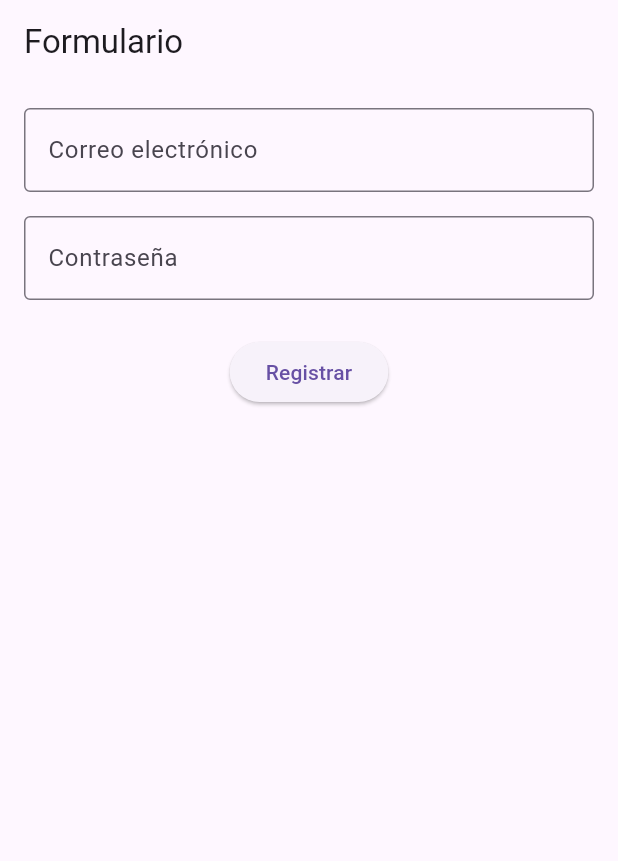
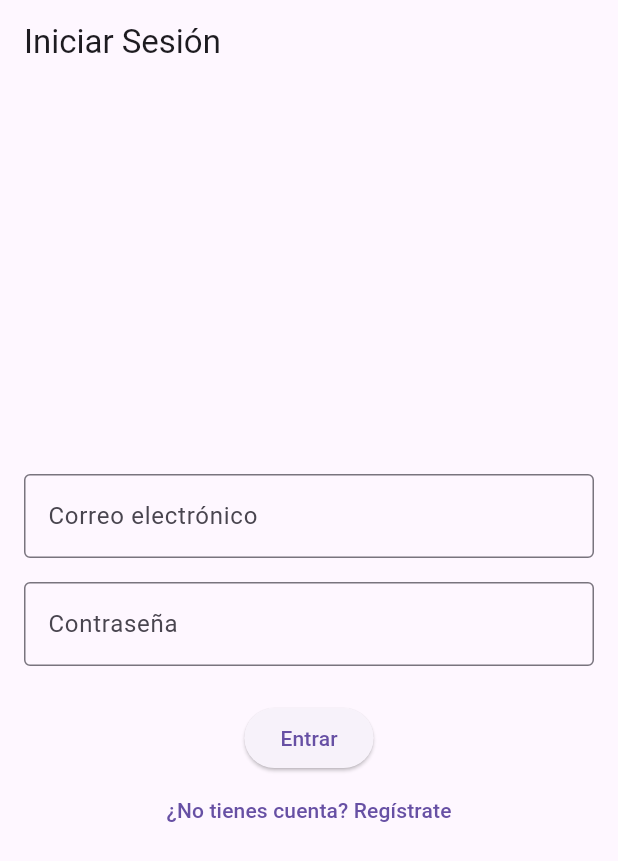
Before and after one commit to Domiciano/AppMovil261, a Flutter app: the screen it shows after launch, on a phone screen of 412 x 824 dp. Shown: the top 861 px of the screen. Run offline on Flutter 3.47's test engine with Material 3 defaults, Android fonts, the phone set to English and light mode, and no system bars; our stand-ins replace flutter_bloc, supabase_flutter; accounts and stored records are empty.

Commit message:
Semana 11

```diff
--- a/lib/features/auth/domain/usecases/login_usecase.dart
+++ b/lib/features/auth/domain/usecases/login_usecase.dart
@@ -1 +1,10 @@
-class LoginUsecase {}
+import 'package:appmovil261/features/auth/data/repo/auth_repo_impl.dart';
+import 'package:appmovil261/features/auth/domain/repo/auth_repo.dart';
+
+class LoginUsecase {
+  AuthRepo repo = AuthRepoImpl();
+
+  Future<void> execute(String email, String password) async {
+    await repo.login(email, password);
+  }
+}
--- /dev/null
+++ b/lib/features/login/ui/bloc/login_bloc.dart
@@ -0,0 +1,42 @@
+import 'package:appmovil261/features/auth/domain/usecases/login_usecase.dart';
+import 'package:flutter_bloc/flutter_bloc.dart';
+
+// Events
+abstract class LoginEvent {}
+
+class LoginSubmitEvent extends LoginEvent {
+  final String email;
+  final String password;
+  LoginSubmitEvent({required this.email, required this.password});
+}
+
+// States
+abstract class LoginState {}
+
+class LoginInitialState extends LoginState {}
+
+class LoginLoadingState extends LoginState {}
+
+class LoginSuccessState extends LoginState {}
+
+class LoginFailState extends LoginState {
+  final String message;
+  LoginFailState(this.message);
+}
+
+// BLoC
+class LoginBloc extends Bloc<LoginEvent, LoginState> {
+  LoginUsecase loginUsecase = LoginUsecase();
+
+  LoginBloc() : super(LoginInitialState()) {
+    on<LoginSubmitEvent>((event, emit) async {
+      emit(LoginLoadingState());
+      try {
+        await loginUsecase.execute(event.email, event.password);
+        emit(LoginSuccessState());
+      } catch (e) {
+        emit(LoginFailState(e.toString()));
+      }
+    });
+  }
+}
--- /dev/null
+++ b/lib/features/login/ui/screens/login_screen.dart
@@ -0,0 +1,82 @@
+import 'package:appmovil261/features/login/ui/bloc/login_bloc.dart';
+import 'package:flutter/material.dart';
+import 'package:flutter_bloc/flutter_bloc.dart';
+
+class LoginScreen extends StatelessWidget {
+  LoginScreen({super.key});
+
+  final TextEditingController emailController = TextEditingController();
+  final TextEditingController passController = TextEditingController();
+
+  @override
+  Widget build(BuildContext context) {
+    return BlocListener<LoginBloc, LoginState>(
+      listener: (context, state) {
+        if (state is LoginSuccessState) {
+          Navigator.pushReplacementNamed(context, '/home');
+        } else if (state is LoginFailState) {
+          ScaffoldMessenger.of(
+            context,
+          ).showSnackBar(SnackBar(content: Text(state.message)));
+        }
+      },
+      child: Scaffold(
+        appBar: AppBar(title: const Text('Iniciar Sesión')),
+        body: Padding(
+          padding: const EdgeInsets.all(16.0),
+          child: Column(
+            mainAxisAlignment: MainAxisAlignment.center,
+            children: [
+              TextField(
+                controller: emailController,
+                decoration: const InputDecoration(
+                  labelText: 'Correo electrónico',
+                  border: OutlineInputBorder(),
+                ),
+                keyboardType: TextInputType.emailAddress,
+              ),
+              const SizedBox(height: 16),
+              TextField(
+                controller: passController,
+                decoration: const InputDecoration(
+                  labelText: 'Contraseña',
+                  border: OutlineInputBorder(),
+                ),
+                obscureText: true,
+              ),
+              const SizedBox(height: 24),
+              BlocBuilder<LoginBloc, LoginState>(
+                builder: (context, state) {
+                  if (state is LoginLoadingState) {
+                    return const CircularProgressIndicator();
+                  }
+                  return Column(
+                    children: [
+                      ElevatedButton(
+                        onPressed: () {
+                          context.read<LoginBloc>().add(
+                                LoginSubmitEvent(
+                                  email: emailController.text,
+                                  password: passController.text,
+                                ),
+                              );
+                        },
+                        child: const Text("Entrar"),
+                      ),
+                      TextButton(
+                        onPressed: () {
+                          Navigator.pushNamed(context, '/signup');
+                        },
+                        child: const Text("¿No tienes cuenta? Regístrate"),
+                      ),
+                    ],
+                  );
+                },
+              ),
+            ],
+          ),
+        ),
+      ),
+    );
+  }
+}
--- a/lib/features/signup/ui/screens/signup_screen.dart
+++ b/lib/features/signup/ui/screens/signup_screen.dart
@@ -71,6 +71,12 @@ class SignupScreen extends StatelessWidget {
                       },
                       child: Text("Registrar"),
                     ),
+                    TextButton(
+                      onPressed: () {
+                        Navigator.pushNamed(context, '/login');
+                      },
+                      child: const Text("¿Ya tienes cuenta? Inicia sesión"),
+                    ),
                   ],
                 );
               },
--- a/lib/main.dart
+++ b/lib/main.dart
@@ -1,4 +1,6 @@
 import 'package:appmovil261/features/auth/domain/usecases/signup_usecase.dart';
+import 'package:appmovil261/features/login/ui/bloc/login_bloc.dart';
+import 'package:appmovil261/features/login/ui/screens/login_screen.dart';
 import 'package:appmovil261/features/signup/ui/bloc/signup_bloc.dart';
 import 'package:appmovil261/features/signup/ui/screens/signup_screen.dart';
 import 'package:flutter/material.dart';
@@ -21,11 +23,13 @@ class App extends StatelessWidget {
   @override
   Widget build(BuildContext context) {
     return MaterialApp(
-      initialRoute: '/signup',
+      initialRoute: '/login',
       routes: {
+        '/login': (_) =>
+            BlocProvider(create: (_) => LoginBloc(), child: LoginScreen()),
         '/signup': (_) =>
             BlocProvider(create: (_) => SignupBloc(), child: SignupScreen()),
-        '/home': (_) => Text("Profile"),
+        '/home': (_) => const Scaffold(body: Center(child: Text("Profile"))),
       },
     );
   }
```
Also changed, not shown: 2 other files.
